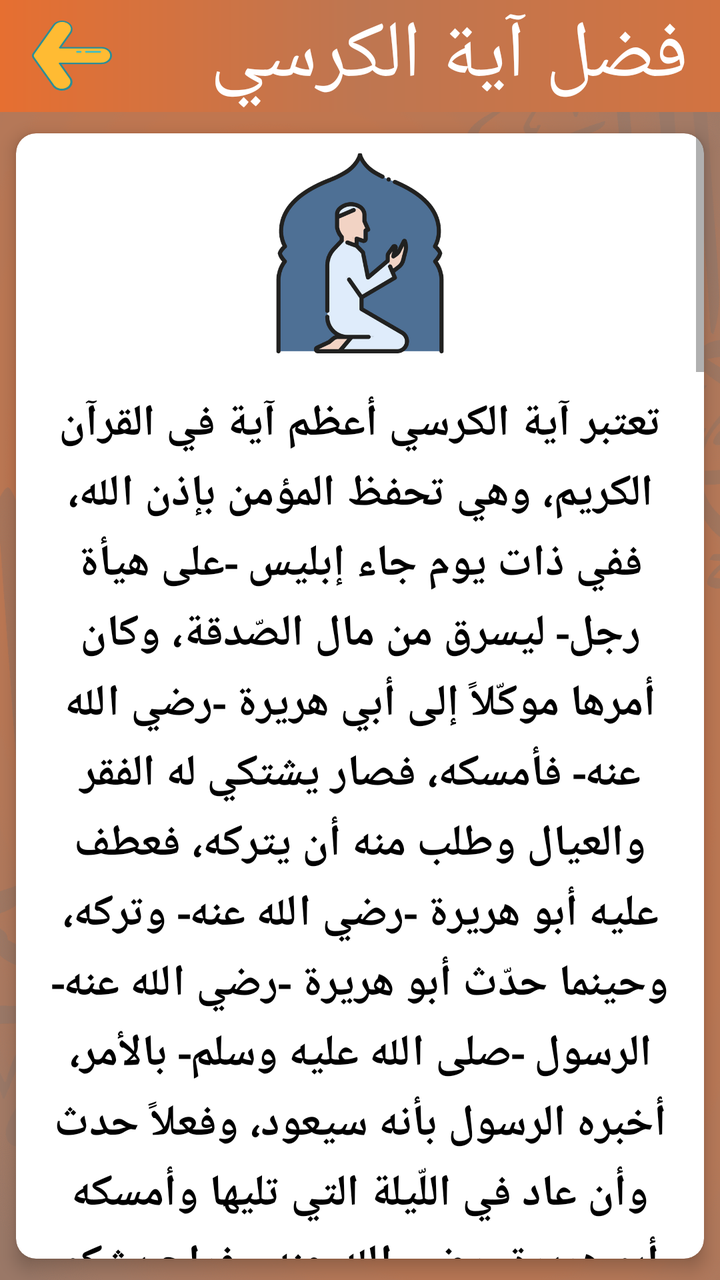
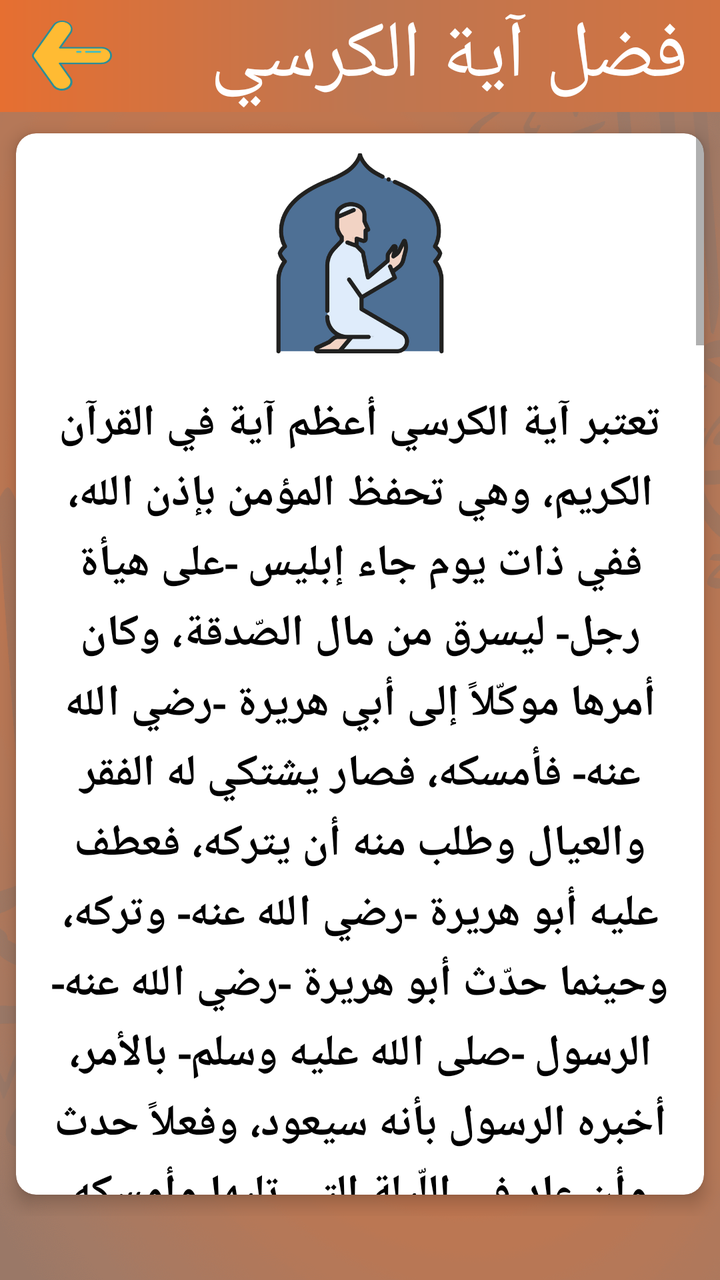

The first picture is an Android layout as it rendered before a commit; the second is the same layout after the commit. The layout source and the unified diff follow.
<!-- AndroidManifest.xml: application theme Theme.AyatAlkorsi -->
<!-- res/layout/activity_aya_fadl.xml -->
<?xml version="1.0" encoding="utf-8"?>
<LinearLayout xmlns:android="http://schemas.android.com/apk/res/android"
    xmlns:app="http://schemas.android.com/apk/res-auto"
    xmlns:tools="http://schemas.android.com/tools"
    android:layout_width="match_parent"
    android:layout_height="match_parent"
    android:background="@drawable/bg2"
    android:fitsSystemWindows="true"
    android:orientation="vertical"
    tools:context=".AyaFadl">

    <androidx.appcompat.widget.Toolbar
        android:id="@+id/toolbar"
        android:layout_width="match_parent"
        android:layout_height="?attr/actionBarSize"
        android:background="@drawable/around_line3"
        app:layout_collapseMode="pin"
        app:popupTheme="@style/TextAppearance.AppCompat"
        app:titleTextAppearance="@style/TitleToolBarApppearance">

        <LinearLayout
            android:layout_width="wrap_content"
            android:layout_height="wrap_content"
            android:layout_gravity="end"
            android:gravity="end">

            <androidx.appcompat.widget.AppCompatTextView
                android:id="@+id/toolbar_title"
                style="@style/TextAppearance.MyApp.Title.QiblahActivity"
                android:layout_width="wrap_content"
                android:layout_height="wrap_content"
                android:layout_gravity="center"
                android:layout_marginEnd="16dp"
                android:fontFamily="@font/arabtype"
                android:gravity="end"
                android:text="فضل آية الكرسي"
                android:textSize="40dp" />

        </LinearLayout>

        <androidx.appcompat.widget.AppCompatImageButton
            android:id="@+id/back_button"
            android:layout_width="40dp"
            android:layout_height="35dp"
            android:background="@drawable/ic_back_button" />

    </androidx.appcompat.widget.Toolbar>

    <LinearLayout
        android:layout_width="match_parent"
        android:layout_height="match_parent"
        android:orientation="vertical">

        <LinearLayout
            android:layout_width="match_parent"
            android:layout_height="match_parent"
            android:layout_weight="3">

            <androidx.cardview.widget.CardView
                android:layout_width="match_parent"
                android:layout_height="match_parent"
                app:cardBackgroundColor="@color/card_background"
                app:cardCornerRadius="10dp"
                app:cardElevation="5dp"
                app:cardUseCompatPadding="true">

                <ScrollView
                    android:layout_width="match_parent"
                    android:layout_height="match_parent">

                    <LinearLayout
                        android:layout_width="match_parent"
                        android:layout_height="wrap_content"
                        android:orientation="vertical">

                        <LinearLayout
                            android:layout_width="match_parent"
                            android:layout_height="wrap_content"
                            android:orientation="vertical">

                            <LinearLayout
                                android:layout_width="match_parent"
                                android:layout_height="wrap_content"
                                android:layout_margin="10dp"
                                android:gravity="center">

                                <ImageView
                                    android:layout_width="100dp"
                                    android:layout_height="100dp"
                                    android:src="@drawable/muslim_muslim" />
                            </LinearLayout>

                            <LinearLayout
                                android:layout_width="match_parent"
                                android:layout_height="wrap_content">

                                <TextView
                                    android:id="@+id/ts"
                                    android:layout_width="match_parent"
                                    android:layout_height="match_parent"
                                    android:layout_margin="10dp"
                                    android:fontFamily="@font/jazeera"
                                    android:gravity="center"
                                    android:lineSpacingExtra="5dp"
                                    android:shadowColor="#024C74"
                                    android:shadowDx="2"
                                    android:shadowDy="2"
                                    android:text="@string/AyaFadl"
                                    android:textColor="@color/text_primary"
                                    android:textSize="22sp"
                                    android:textStyle="bold" />
                            </LinearLayout>
                        </LinearLayout>
                    </LinearLayout>
                </ScrollView>

            </androidx.cardview.widget.CardView>
        </LinearLayout>
    </LinearLayout>
</LinearLayout>
<!-- resources referenced by this layout -->
<resources>
  <color name="card_background">#FFFFFF</color>
  <color name="text_primary">#000000</color>
  <!-- drawable around_line3 (drawable) -->
  <?xml version="1.0" encoding="utf-8"?>
  <shape
      xmlns:android="http://schemas.android.com/apk/res/android">
     <gradient
         android:startColor="#E66F31"
         android:centerColor="#BE7651"
         android:endColor="#D27341"/>
  </shape>
  <string name="AyaFadl">
  
  تعتبر آية الكرسي أعظم آية في القرآن الكريم، وهي تحفظ المؤمن بإذن الله، ففي ذات يوم جاء إبليس -على هيأة رجل- ليسرق من مال الصّدقة، وكان أمرها موكّلاً إلى أبي هريرة -رضي الله عنه- فأمسكه، فصار يشتكي له الفقر والعيال وطلب منه أن يتركه، فعطف عليه أبو هريرة -رضي الله عنه- وتركه، وحينما حدّث أبو هريرة -رضي الله عنه- الرسول -صلى الله عليه وسلم- بالأمر، أخبره الرسول بأنه سيعود، وفعلاً حدث وأن عاد في اللّيلة التي تليها وأمسكه أبو هريرة -رضي الله عنه-، فراح يشكو له مرّةً أخرى الحال والعيال، فتركه أبو هريرة في المرة الثّانية كذلك، وفي اليوم التالي أخبر النبي -صلى الله عليه وسلم- بما حدث، فأخبره النبيّ أنه سيعود.[١][٢]
  
  فعاد فعلاً في الليلة الثالثة كذلك، وأمسك به أبو هريرة -رضي الله عنه-، وقال له: "لأرفعنّك إلى رسول الله -صلى الله عليه وسلم-"، فقال له -أي الشيطان-: "ألا أعلمك كلمات ينفعك الله بهنّ"؟ وكل هذه القصة وردت في الحديث الذي رواه أبو هريرة -رضي الله عنه-، حيث قال بعد ذلك للنبي -صلى الله عليه وسلم- أنّ الرجل قال له: (إذا أوَيْتَ إلى فِراشِكَ فاقْرَأْ آيَةَ الكُرْسِيِّ، لَنْ يَزالَ معكَ مِنَ اللَّهِ حافِظٌ، ولا يَقْرَبُكَ شيطانٌ حتَّى تُصْبِحَ، وقالَ النبيُّ صَلَّى اللهُ عليه وسلَّمَ: صَدَقَكَ وهو كَذُوبٌ، ذاكَ شيطانٌ)،[٣] فأكّد النبيّ لأبي هريرة أنّ قراءة هذه الآية حفظٌ للمؤمن بإذن الله، وهي سببٌ في دفع الشياطين والجن قبل النوم، وطردها من البيت كله، قال رسول الله -صلى الله عليه وسلم-: (إذا أوَيْتَ إلى فِراشِكَ فاقْرَأْ آيَةَ الكُرْسِيِّ، لَنْ يَزالَ معكَ مِنَ اللَّهِ حافِظٌ، ولا يَقْرَبُكَ شيطانٌ حتَّى تُصْبِحَ).[٤][١][٢]
  
  فضل آية الكرسي
  آية الكرسي هي أعظم آية في القرآن الكريم، وعدد أحرفها خمسون حرفاً، واشتملت على أمور التوحيد، فقد شملت أسماء الله -عزّ وجلّ-، وصفاته، وأفعاله، وقد قال الغزالي إنها تشتمل على اسم الله الحي القيوم، وهو الاسم الأعظم.[٥] وآية الكرسي سيّدة آيّ القرآن، لا تُقرأ في بيتٍ إلا وخرج الشيطان منه، وهي الحافظة للمسلم في ليله من الجن والشياطين كما ورد في الأحاديث السابقة الذّكر،[٦] وذكر العلماء في كتبهم أنّ مما يُعين المسلم على أداء صلاة الفجر الإتيان بآداب النوم وخاصة قراءة آية الكرسي والمعوّذات قبله.[٧] وقراءة آية الكرسي تحمي الإنسان من السحر قبل وقوعه.[٨]
  
  وآية الكرسي إنّما عظمت لعظم مقتضاها، وقد ورد اسم الله في هذه الآية سبعة عشر مرّة، إما ظاهراً أو ضميراً كما يأتي: الله، هو، الحيّ، القيّوم، لا تأخذه "الضمير المتصل"، له "الضمير المتصل"، عنده "الضمير المتصل"، بإذنه "الضمير المتصل"، يعلم "الضمير المستتر"، علمه "الضمير المتصل"، شاء "الضمير المستتر"، كرسيه "الضمير المتصل"، يؤوده "الضمير المتصل"، حِفْظُهُمَا "الفاعل فيها"، وهو، العلي، العظيم.[٩]
  
  فضل قراءة آية الكرسي بعد الصلاة
  يستحب قرءة آية الكرسي في كل الأوقات، وخاصة بعد الصلاة، وقراءتها بعد الصلاة سبب لدخول الجنة، ولا يمنع المسلم الذي قرأها من دخول الجنة إلا أن يموت،[١٠][١١] فعن أبي أمامة عن النبي - صلى الله عليه وسلم- قال: (مَنْ قرأَ آيةً الكُرسِيِّ دُبُرَ كلِّ صلاةٍ مكتوبةٍ، لمْ يمنعْهُ من دُخُولِ الجنةَ إلَّا أنْ يمُوتَ).[١٢][١٣]
  
  
      </string>
  <style name="TextAppearance.MyApp.Title.QiblahActivity" parent="android:TextAppearance">
          <item name="android:textColor">@android:color/white</item>
          <item name="android:textSize">14sp</item>
      </style>
  <style name="TitleToolBarApppearance" parent="android:TextAppearance">
          <item name="android:textSize">18sp</item>
          <item name="android:layout_gravity">end</item>
      </style>
  <color name="orange">#e66f31</color>
  <color name="teal_700">#FF018786</color>
  <color name="black">#FF000000</color>
  <!-- unchanged entries left out for length: 4 -->
</resources>

<!-- the commit's change to res/layout/activity_aya_fadl.xml (unified diff, before → after) -->
@@ -115,6 +115,12 @@
                 </ScrollView>
 
             </androidx.cardview.widget.CardView>
+
         </LinearLayout>
+
+
+        <View
+            android:layout_width="wrap_content"
+            android:layout_height="32dp"/>
     </LinearLayout>
 </LinearLayout>
